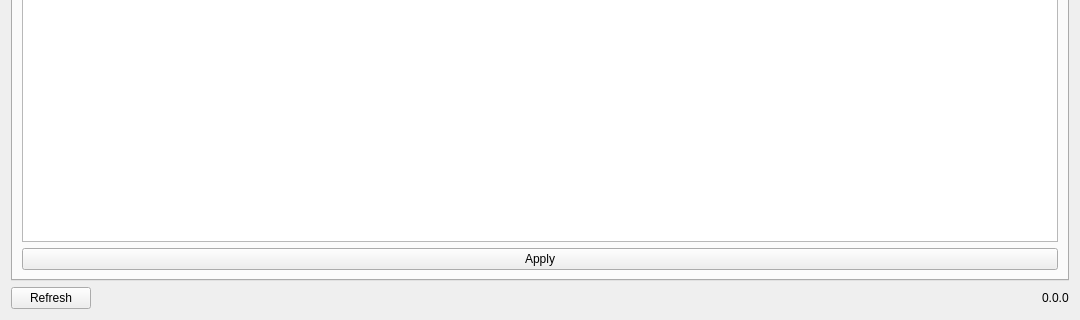
cnheider/eqip, file eqip/configuration/options.ui: the form before one commit; both pictures show x 0 to 1080 and y 685 to 1005 of the 1080 by 1005 pixel window.
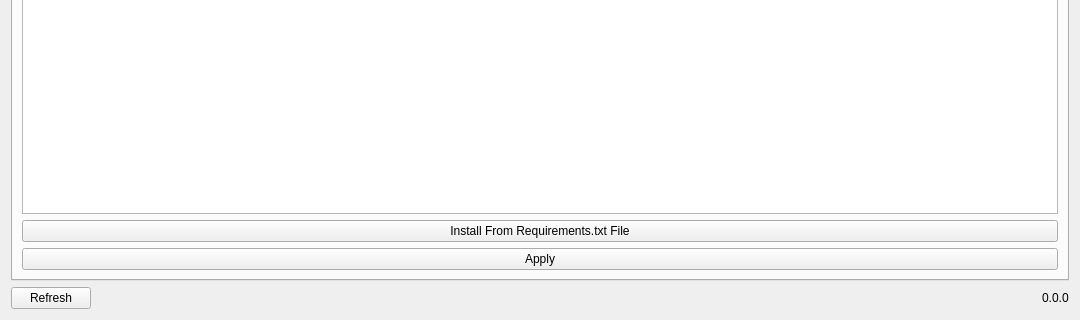
The form after the commit. The open tabs and pages were chosen to show the change. Custom widgets are drawn as their Qt base class.

Commit message: install from requirements.txt file directly

Patch:
```diff
--- a/eqip/configuration/options.ui
+++ b/eqip/configuration/options.ui
@@ -130,6 +130,13 @@
          </property>
         </widget>
        </item>
+       <item>
+        <widget class="QPushButton" name="install_from_file_button">
+         <property name="text">
+          <string>Install From Requirements.txt File</string>
+         </property>
+        </widget>
+       </item>
        <item>
         <widget class="QPushButton" name="install_requirements_button">
          <property name="text">
```
Left out of the diff: 2 changed lines with no effect on the pictures. The commit also changes 8 other files.
